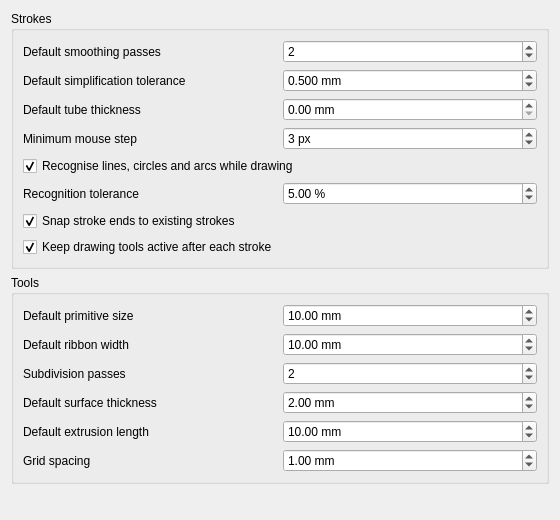
The window that src/Mod/Freeform/Resources/ui/preferences-freeform.ui (RikvdReijen/FreeCADEnhanced) describes before a commit, drawn with Qt 5.
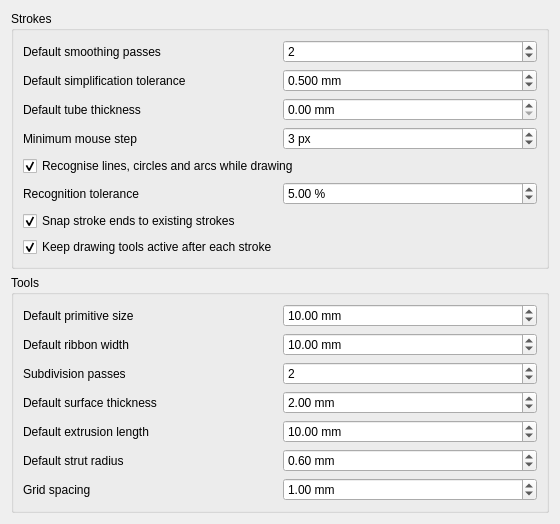
The same window after the commit. Custom widgets are drawn as their Qt base class.

Commit message: Freeform: populating, lattices, tweens, L-systems, morphing and image fields

Patch:
```diff
--- a/src/Mod/Freeform/Resources/ui/preferences-freeform.ui
+++ b/src/Mod/Freeform/Resources/ui/preferences-freeform.ui
@@ -386,13 +386,45 @@
        </widget>
       </item>
       <item row="5" column="0">
+       <widget class="QLabel" name="labelLattice">
+        <property name="text">
+         <string>Default strut radius</string>
+        </property>
+       </widget>
+      </item>
+      <item row="5" column="1">
+       <widget class="Gui::PrefDoubleSpinBox" name="spinLattice">
+        <property name="toolTip">
+         <string>Radius proposed by the Lattice tool</string>
+        </property>
+        <property name="suffix">
+         <string> mm</string>
+        </property>
+        <property name="minimum">
+         <double>0.000000000000000</double>
+        </property>
+        <property name="maximum">
+         <double>1000000.000000000000000</double>
+        </property>
+        <property name="value">
+         <double>0.600000000000000</double>
+        </property>
+        <property name="prefEntry" stdset="0">
+         <cstring>LatticeRadius</cstring>
+        </property>
+        <property name="prefPath" stdset="0">
+         <cstring>Mod/Freeform</cstring>
+        </property>
+       </widget>
+      </item>
+      <item row="6" column="0">
        <widget class="QLabel" name="labelGrid">
         <property name="text">
          <string>Grid spacing</string>
         </property>
        </widget>
       </item>
-      <item row="5" column="1">
+      <item row="6" column="1">
        <widget class="Gui::PrefDoubleSpinBox" name="spinGrid">
         <property name="toolTip">
          <string>Spacing of the drawing plane grid used when snapping is on</string>
```
The commit also changes 13 other files.
